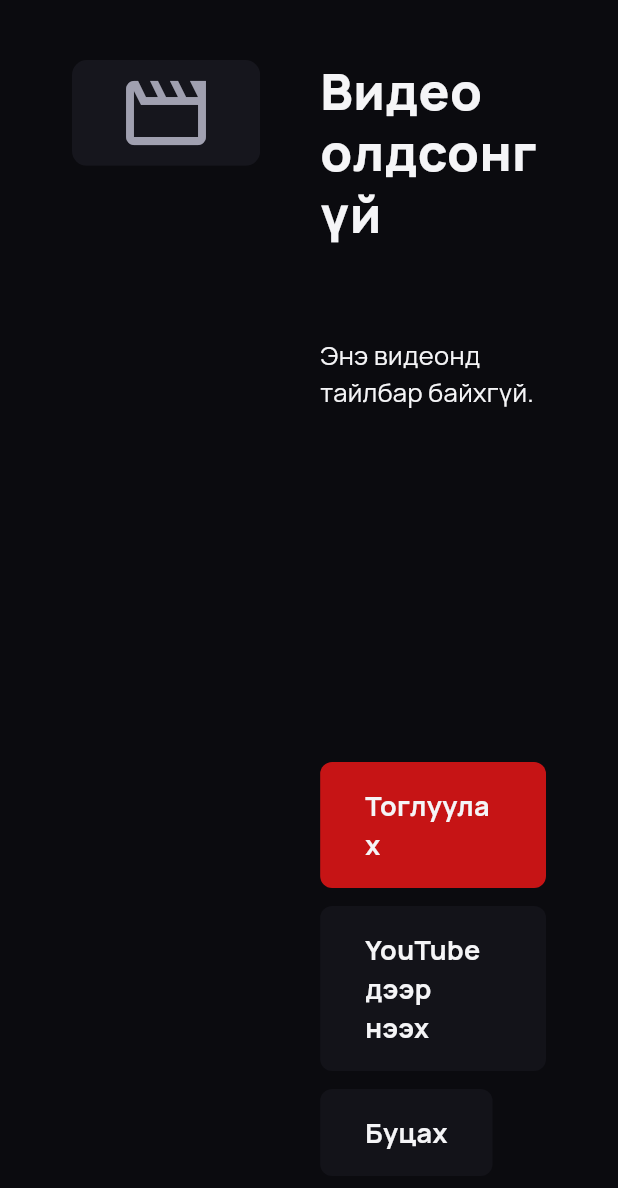
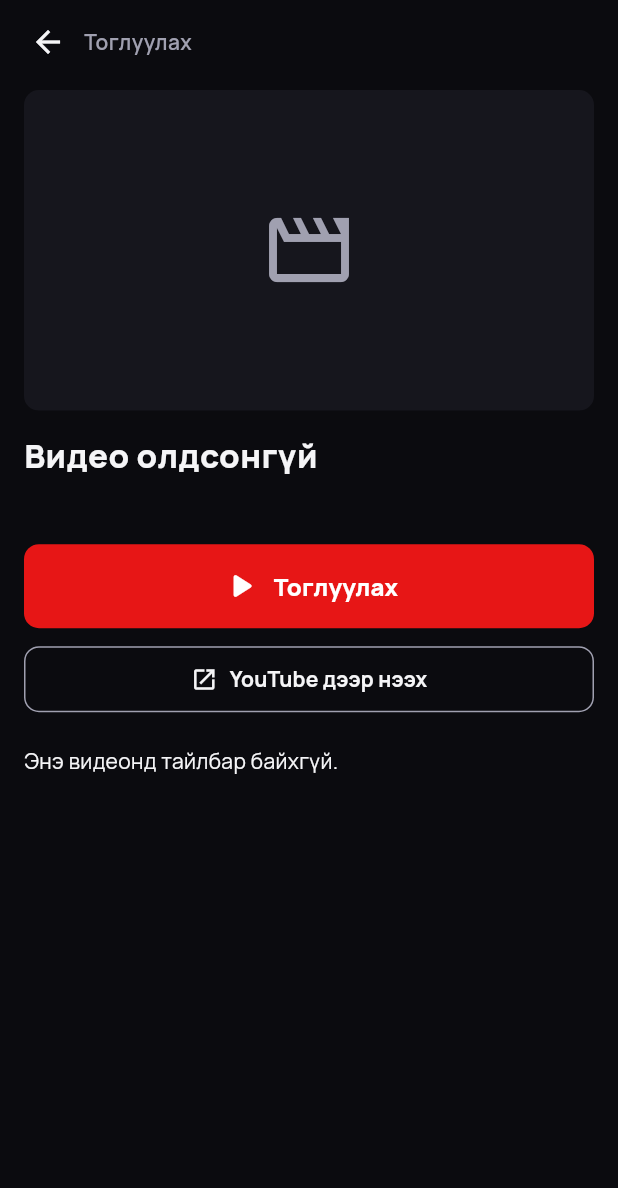
Before and after one commit to Magi888/MonVlog, a Flutter app: the VideoDetailScreen screen opened by its route, on a phone screen of 412 x 824 dp. Shown: the top 1188 px of the screen. Run offline on Flutter 3.47's test engine with Material 3 defaults, Android fonts, the phone set to English and light mode, and no system bars; our stand-ins replace cached_network_image, dio, flutter_riverpod, flutter_secure_storage, go_router, google_fonts and 3 more; missing offline and left inert: android_intent_plus; accounts and stored records are empty.

Commit message:
Add in-app YouTube player for phone (and TV) detail Play.
Replace the M3 snackbar stub with youtube_player_flutter on /play,
keep Open in YouTube as secondary, and use a phone-friendly detail layout.

Co-authored-by: Magi888 <Magi888@users.noreply.github.com>

```diff
--- a/lib/features/detail/video_detail_screen.dart
+++ b/lib/features/detail/video_detail_screen.dart
@@ -2,6 +2,7 @@ import 'package:cached_network_image/cached_network_image.dart';
 import 'package:flutter/material.dart';
 import 'package:flutter/services.dart';
 import 'package:go_router/go_router.dart';
+import 'package:google_fonts/google_fonts.dart';
 
 import '../../app/form_factor.dart';
 import '../../app/theme.dart';
@@ -12,7 +13,9 @@ import '../../platform/youtube_intent.dart';
 String _browseHome(BuildContext context) =>
     FormFactor.isTvLayout(context) ? '/tv' : '/phone';
 
-/// TV detail: metadata + primary Play action (playback arrives in M3).
+/// Video metadata + Play (in-app player) / Open in YouTube.
+///
+/// Phone uses a vertical scroll layout; TV keeps the leanback side-by-side UI.
 class VideoDetailScreen extends StatefulWidget {
   const VideoDetailScreen({super.key, required this.item});
 
@@ -29,7 +32,9 @@ class _VideoDetailScreenState extends State<VideoDetailScreen> {
   void initState() {
     super.initState();
     WidgetsBinding.instance.addPostFrameCallback((_) {
-      if (mounted) _playFocus.requestFocus();
+      if (mounted && FormFactor.isTvLayout(context)) {
+        _playFocus.requestFocus();
+      }
     });
   }
 
@@ -40,33 +45,37 @@ class _VideoDetailScreenState extends State<VideoDetailScreen> {
   }
 
   void _onPlay() {
+    final id = widget.item.id.trim();
+    if (id.isEmpty) {
       final l10n = AppLocalizations.of(context);
       ScaffoldMessenger.of(context).showSnackBar(
         SnackBar(
-        content: Text(l10n.playSnack(widget.item.title)),
+          content: Text(l10n.playerMissingId),
           duration: const Duration(seconds: 2),
         ),
       );
+      return;
+    }
+    context.push('/play', extra: widget.item);
   }
 
   Future<void> _openExternal() async {
     await YoutubeIntent.openWatchUrl(widget.item.id);
   }
 
+  void _goBack() {
+    if (context.canPop()) {
+      context.pop();
+    } else {
+      context.go(_browseHome(context));
+    }
+  }
+
   @override
   Widget build(BuildContext context) {
-    final l10n = AppLocalizations.of(context);
-    final item = widget.item;
-    final published = item.publishedAt;
-    final metaBits = <String>[
-      if (item.channelName.isNotEmpty) item.channelName,
-      if (item.durationLabel.isNotEmpty) item.durationLabel,
-      if (published != null)
-        '${published.year}-${published.month.toString().padLeft(2, '0')}-${published.day.toString().padLeft(2, '0')}',
-      if (item.viewCount != null) _formatViews(item.viewCount!),
-    ];
-
+    final isTv = FormFactor.isTvLayout(context);
     return Scaffold(
+      backgroundColor: MonVlogTheme.bg,
       body: Shortcuts(
         shortcuts: const <ShortcutActivator, Intent>{
           SingleActivator(LogicalKeyboardKey.escape): DismissIntent(),
@@ -77,16 +86,156 @@ class _VideoDetailScreenState extends State<VideoDetailScreen> {
           actions: <Type, Action<Intent>>{
             DismissIntent: CallbackAction<DismissIntent>(
               onInvoke: (_) {
-                if (context.canPop()) {
-                  context.pop();
-                } else {
-                  context.go(_browseHome(context));
-                }
+                _goBack();
                 return null;
               },
             ),
           },
+          child: isTv ? _buildTv(context) : _buildPhone(context),
+        ),
+      ),
+    );
+  }
+
+  Widget _buildPhone(BuildContext context) {
+    final l10n = AppLocalizations.of(context);
+    final item = widget.item;
+    final top = MediaQuery.paddingOf(context).top;
+    final metaBits = _metaBits(item);
+
+    return CustomScrollView(
+      physics: const BouncingScrollPhysics(),
+      slivers: [
+        SliverToBoxAdapter(
           child: Padding(
+            padding: EdgeInsets.fromLTRB(8, top + 4, 8, 0),
+            child: Row(
+              children: [
+                IconButton(
+                  onPressed: _goBack,
+                  icon: const Icon(Icons.arrow_back, color: MonVlogTheme.onBg),
+                ),
+                Expanded(
+                  child: Text(
+                    l10n.play,
+                    style: GoogleFonts.manrope(
+                      color: MonVlogTheme.muted,
+                      fontWeight: FontWeight.w600,
+                      fontSize: 14,
+                    ),
+                  ),
+                ),
+              ],
+            ),
+          ),
+        ),
+        SliverToBoxAdapter(
+          child: Padding(
+            padding: const EdgeInsets.fromLTRB(16, 8, 16, 0),
+            child: AspectRatio(
+              aspectRatio: 16 / 9,
+              child: ClipRRect(
+                borderRadius: BorderRadius.circular(10),
+                child: _Thumbnail(item: item),
+              ),
+            ),
+          ),
+        ),
+        SliverToBoxAdapter(
+          child: Padding(
+            padding: const EdgeInsets.fromLTRB(16, 16, 16, 8),
+            child: Column(
+              crossAxisAlignment: CrossAxisAlignment.start,
+              children: [
+                Text(
+                  item.title,
+                  style: GoogleFonts.manrope(
+                    fontSize: 22,
+                    fontWeight: FontWeight.w800,
+                    color: MonVlogTheme.onBg,
+                    height: 1.25,
+                  ),
+                ),
+                const SizedBox(height: 8),
+                Text(
+                  metaBits.join(' · '),
+                  style: GoogleFonts.manrope(
+                    fontSize: 13,
+                    color: MonVlogTheme.muted,
+                  ),
+                ),
+                const SizedBox(height: 20),
+                SizedBox(
+                  width: double.infinity,
+                  child: FilledButton.icon(
+                    onPressed: _onPlay,
+                    style: FilledButton.styleFrom(
+                      backgroundColor: MonVlogTheme.brandRed,
+                      foregroundColor: Colors.white,
+                      padding: const EdgeInsets.symmetric(vertical: 14),
+                      shape: RoundedRectangleBorder(
+                        borderRadius: BorderRadius.circular(10),
+                      ),
+                    ),
+                    icon: const Icon(Icons.play_arrow_rounded, size: 28),
+                    label: Text(
+                      l10n.play,
+                      style: GoogleFonts.manrope(
+                        fontWeight: FontWeight.w800,
+                        fontSize: 16,
+                      ),
+                    ),
+                  ),
+                ),
+                const SizedBox(height: 10),
+                SizedBox(
+                  width: double.infinity,
+                  child: OutlinedButton.icon(
+                    onPressed: _openExternal,
+                    style: OutlinedButton.styleFrom(
+                      foregroundColor: MonVlogTheme.onBg,
+                      side: const BorderSide(color: MonVlogTheme.muted),
+                      padding: const EdgeInsets.symmetric(vertical: 12),
+                      shape: RoundedRectangleBorder(
+                        borderRadius: BorderRadius.circular(10),
+                      ),
+                    ),
+                    icon: const Icon(Icons.open_in_new, size: 18),
+                    label: Text(
+                      l10n.openInYoutube,
+                      style: GoogleFonts.manrope(
+                        fontWeight: FontWeight.w700,
+                        fontSize: 14,
+                      ),
+                    ),
+                  ),
+                ),
+                const SizedBox(height: 20),
+                Text(
+                  item.description.isNotEmpty
+                      ? item.description
+                      : l10n.noDescription,
+                  style: GoogleFonts.manrope(
+                    fontSize: 14,
+                    height: 1.45,
+                    color: MonVlogTheme.onBg,
+                  ),
+                ),
+                const SizedBox(height: 40),
+              ],
+            ),
+          ),
+        ),
+      ],
+    );
+  }
+
+  Widget _buildTv(BuildContext context) {
+    final l10n = AppLocalizations.of(context);
+    final item = widget.item;
+    final metaBits = _metaBits(item);
+
+    return Padding(
       padding: const EdgeInsets.fromLTRB(48, 40, 48, 40),
       child: Row(
         crossAxisAlignment: CrossAxisAlignment.start,
@@ -97,28 +246,7 @@ class _VideoDetailScreenState extends State<VideoDetailScreen> {
               aspectRatio: 16 / 9,
               child: ClipRRect(
                 borderRadius: BorderRadius.circular(10),
-                      child: item.thumbnailUrl.isEmpty
-                          ? Container(
-                              color: MonVlogTheme.surface,
-                              alignment: Alignment.center,
-                              child: const Icon(
-                                Icons.movie_outlined,
-                                size: 64,
-                                color: MonVlogTheme.muted,
-                              ),
-                            )
-                          : CachedNetworkImage(
-                              imageUrl: item.thumbnailUrl,
-                              fit: BoxFit.cover,
-                              errorWidget: (_, __, ___) => Container(
-                                color: MonVlogTheme.surface,
-                                alignment: Alignment.center,
-                                child: const Icon(
-                                  Icons.broken_image_outlined,
-                                  color: MonVlogTheme.muted,
-                                ),
-                              ),
-                            ),
+                child: _Thumbnail(item: item),
               ),
             ),
           ),
@@ -178,13 +306,7 @@ class _VideoDetailScreenState extends State<VideoDetailScreen> {
                     ),
                     _TvButton(
                       label: l10n.back,
-                            onPressed: () {
-                              if (context.canPop()) {
-                                context.pop();
-                              } else {
-                                context.go(_browseHome(context));
-                              }
-                            },
+                      onPressed: _goBack,
                     ),
                   ],
                 ),
@@ -193,10 +315,18 @@ class _VideoDetailScreenState extends State<VideoDetailScreen> {
           ),
         ],
       ),
-          ),
-        ),
-      ),
     );
+  }
+
+  List<String> _metaBits(VideoItem item) {
+    final published = item.publishedAt;
+    return <String>[
+      if (item.channelName.isNotEmpty) item.channelName,
+      if (item.durationLabel.isNotEmpty) item.durationLabel,
+      if (published != null)
+        '${published.year}-${published.month.toString().padLeft(2, '0')}-${published.day.toString().padLeft(2, '0')}',
+      if (item.viewCount != null) _formatViews(item.viewCount!),
+    ];
   }
 
   static String _formatViews(int count) {
@@ -207,6 +337,39 @@ class _VideoDetailScreenState extends State<VideoDetailScreen> {
       return '${(count / 1000).toStringAsFixed(1)}K views';
     }
     return '$count views';
+  }
+}
+
+class _Thumbnail extends StatelessWidget {
+  const _Thumbnail({required this.item});
+
+  final VideoItem item;
+
+  @override
+  Widget build(BuildContext context) {
+    if (item.thumbnailUrl.isEmpty) {
+      return Container(
+        color: MonVlogTheme.surface,
+        alignment: Alignment.center,
+        child: const Icon(
+          Icons.movie_outlined,
+          size: 64,
+          color: MonVlogTheme.muted,
+        ),
+      );
+    }
+    return CachedNetworkImage(
+      imageUrl: item.thumbnailUrl,
+      fit: BoxFit.cover,
+      errorWidget: (_, __, ___) => Container(
+        color: MonVlogTheme.surface,
+        alignment: Alignment.center,
+        child: const Icon(
+          Icons.broken_image_outlined,
+          color: MonVlogTheme.muted,
+        ),
+      ),
+    );
   }
 }
 
@@ -235,8 +398,12 @@ class _TvButtonState extends State<_TvButton> {
   @override
   Widget build(BuildContext context) {
     final bg = widget.primary
-        ? (_focused ? MonVlogTheme.accent : MonVlogTheme.accent.withValues(alpha: 0.85))
-        : (_focused ? MonVlogTheme.surface : MonVlogTheme.surface.withValues(alpha: 0.7));
+        ? (_focused
+            ? MonVlogTheme.accent
+            : MonVlogTheme.accent.withValues(alpha: 0.85))
+        : (_focused
+            ? MonVlogTheme.surface
+            : MonVlogTheme.surface.withValues(alpha: 0.7));
     final border = _focused
         ? Border.all(color: MonVlogTheme.onBg, width: 2)
         : Border.all(color: Colors.transparent, width: 2);
@@ -270,10 +437,10 @@ class _TvButtonState extends State<_TvButton> {
           ),
           child: Text(
             widget.label,
-            style: TextStyle(
+            style: const TextStyle(
               fontSize: 18,
               fontWeight: FontWeight.w700,
-              color: widget.primary ? MonVlogTheme.onBg : MonVlogTheme.onBg,
+              color: MonVlogTheme.onBg,
             ),
           ),
         ),
--- a/lib/l10n/app_localizations.dart
+++ b/lib/l10n/app_localizations.dart
@@ -794,11 +794,11 @@ abstract class AppLocalizations {
   /// **'No description available for this video.'**
   String get noDescription;
 
-  /// No description provided for @playSnack.
+  /// No description provided for @playerMissingId.
   ///
   /// In en, this message translates to:
-  /// **'Play “{title}” — in-app player arrives in M3'**
-  String playSnack(String title);
+  /// **'This video can’t play in-app — missing YouTube id.'**
+  String get playerMissingId;
 
   /// No description provided for @authOnlySeededAdmin.
   ///
--- a/lib/l10n/app_localizations_en.dart
+++ b/lib/l10n/app_localizations_en.dart
@@ -1,5 +1,6 @@
 // ignore: unused_import
 import 'package:intl/intl.dart' as intl;
+
 import 'app_localizations.dart';
 
 // ignore_for_file: type=lint
@@ -397,9 +398,8 @@ class AppLocalizationsEn extends AppLocalizations {
   String get noDescription => 'No description available for this video.';
 
   @override
-  String playSnack(String title) {
-    return 'Play “$title” — in-app player arrives in M3';
-  }
+  String get playerMissingId =>
+      'This video can’t play in-app — missing YouTube id.';
 
   @override
   String get authOnlySeededAdmin =>
--- a/lib/l10n/app_localizations_mn.dart
+++ b/lib/l10n/app_localizations_mn.dart
@@ -1,5 +1,6 @@
 // ignore: unused_import
 import 'package:intl/intl.dart' as intl;
+
 import 'app_localizations.dart';
 
 // ignore_for_file: type=lint
@@ -399,9 +400,8 @@ class AppLocalizationsMn extends AppLocalizations {
   String get noDescription => 'Энэ видеонд тайлбар байхгүй.';
 
   @override
-  String playSnack(String title) {
-    return '“$title” тоглуулах — апп доторх тоглуулагч M3-д ирнэ';
-  }
+  String get playerMissingId =>
+      'Апп дотор тоглуулах боломжгүй — YouTube ID олдсонгүй.';
 
   @override
   String get authOnlySeededAdmin =>
--- a/lib/l10n/app_mn.arb
+++ b/lib/l10n/app_mn.arb
@@ -116,7 +116,7 @@
   "play": "Тоглуулах",
   "openInYoutube": "YouTube дээр нээх",
   "noDescription": "Энэ видеонд тайлбар байхгүй.",
-  "playSnack": "“{title}” тоглуулах — апп доторх тоглуулагч M3-д ирнэ",
+  "playerMissingId": "Апп дотор тоглуулах боломжгүй — YouTube ID олдсонгүй.",
   "authOnlySeededAdmin": "Зөвхөн тохируулсан админ бүртгэлээр нэвтэрч болно.",
   "authPasswordRequired": "Нууц үг шаардлагатай.",
   "authInvalidCredentials": "Имэйл эсвэл нууц үг буруу.",
--- a/pubspec.yaml
+++ b/pubspec.yaml
@@ -4,7 +4,8 @@ publish_to: 'none'
 version: 1.0.2+4
 
 environment:
-  sdk: ^3.9.2
+  # youtube_player_flutter 11 / youtube_player require Dart 3.14+ (Flutter 3.50+).
+  sdk: ^3.14.0
 
 dependencies:
   flutter:
@@ -39,6 +40,7 @@ dependencies:
   flutter_secure_storage: ^11.2.0
   crypto: ^3.0.8
   local_auth: ^3.0.2
+  youtube_player_flutter: ^11.0.0
 
 dev_dependencies:
   flutter_test:
```
Also changed, not shown: lib/app/router.dart (+18 -0 lines), lib/features/player/youtube_player_screen.dart (added, +190 -0 lines), lib/l10n/app_en.arb (+1 -8 lines), pubspec.lock, 4 other files. Lines whose indentation alone changed are shown as unchanged.
